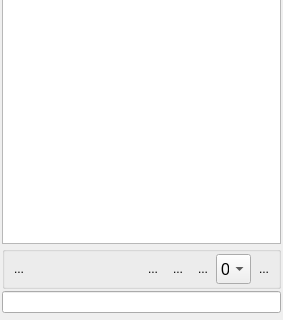
This is Modules/SegmentationUI/Qmitk/QmitkLabelSetWidgetControls.ui in MITK/MITK as Qt 5 draws it before an edit; both pictures show x 0 to 283 and y 625 to 945 of the 283 by 945 pixel window. The edited form follows.
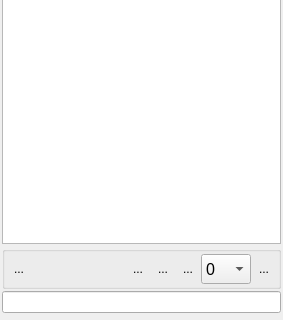
This is the edited form. Icons and pictures are not drawn. Custom widgets are drawn as their Qt base class.

```diff
--- a/Modules/SegmentationUI/Qmitk/QmitkLabelSetWidgetControls.ui
+++ b/Modules/SegmentationUI/Qmitk/QmitkLabelSetWidgetControls.ui
@@ -332,13 +332,13 @@
        <widget class="QComboBox" name="m_cbActiveLayer">
         <property name="minimumSize">
          <size>
-          <width>35</width>
+          <width>50</width>
           <height>30</height>
          </size>
         </property>
         <property name="maximumSize">
          <size>
-          <width>35</width>
+          <width>50</width>
           <height>30</height>
          </size>
         </property>
```
Left out of the diff: 46 changed lines with no effect on the pictures.
